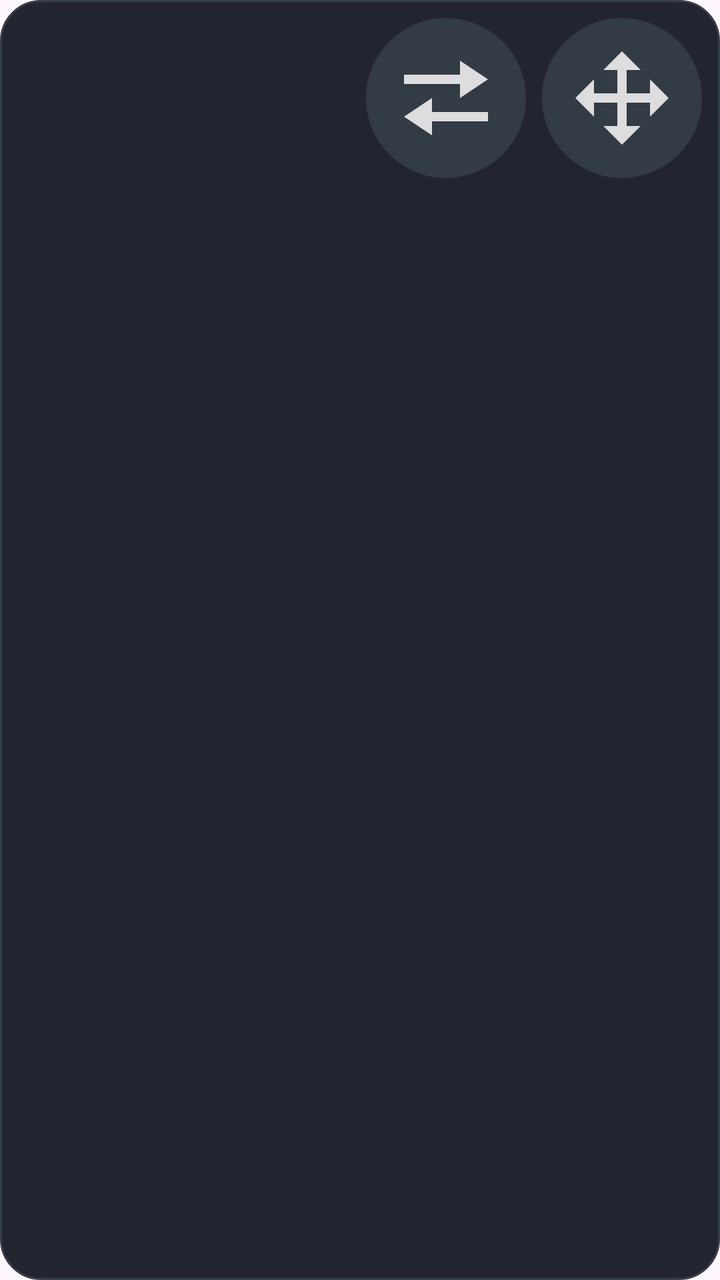
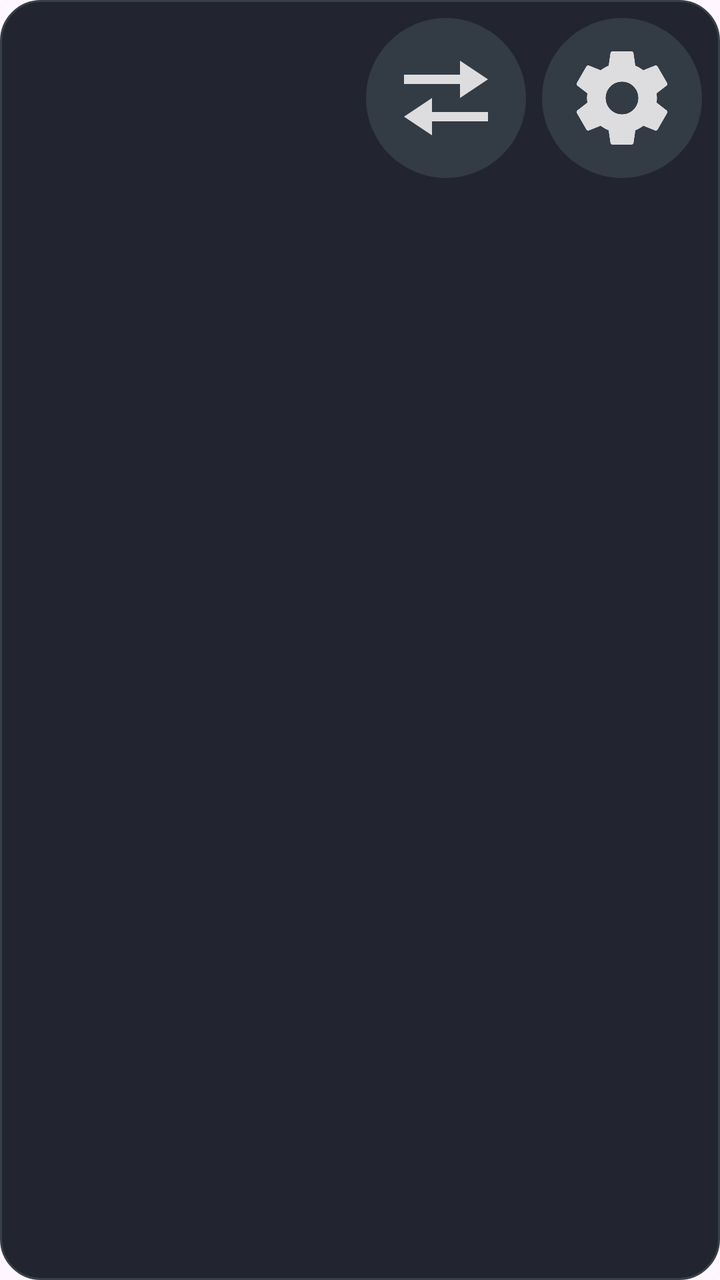

Two renders of the same Android screen: before a commit and after it. Below are the layout's source before the change and the commit's diff.
<!-- AndroidManifest.xml: application theme Theme.RestoreMode -->
<!-- res/layout/tile_embedded_app.xml -->
<?xml version="1.0" encoding="utf-8"?>
<FrameLayout xmlns:android="http://schemas.android.com/apk/res/android"
    android:id="@+id/appWidgetRoot"
    android:layout_width="match_parent"
    android:layout_height="match_parent"
    android:background="@drawable/card_dark_ripple"
    android:clickable="true"
    android:focusable="true">

    <HorizontalScrollView
        android:id="@+id/appWidgetLauncherScroll"
        android:layout_width="match_parent"
        android:layout_height="match_parent"
        android:fillViewport="true"
        android:scrollbars="none">

        <LinearLayout
            android:id="@+id/appWidgetList"
            android:layout_width="wrap_content"
            android:layout_height="match_parent"
            android:gravity="center"
            android:orientation="horizontal"
            android:paddingHorizontal="8dp" />

    </HorizontalScrollView>

    <FrameLayout
        android:id="@+id/carPlayWidgetPlaceholder"
        android:layout_width="match_parent"
        android:layout_height="match_parent"
        android:background="#000000"
        android:visibility="gone">

        <ImageButton
            android:id="@+id/carPlayWidgetLaunch"
            android:layout_width="112dp"
            android:layout_height="112dp"
            android:layout_gravity="center"
            android:background="?android:attr/selectableItemBackgroundBorderless"
            android:src="@drawable/carplay_home_logo"
            android:scaleType="fitCenter"
            android:padding="4dp"
            android:contentDescription="@string/carplay_home_open" />

        <include
            android:id="@+id/carPlayWidgetShortcut"
            layout="@layout/tile_app_shortcut"
            android:layout_width="match_parent"
            android:layout_height="match_parent"
            android:visibility="gone" />
    </FrameLayout>

    <TextView
        android:id="@+id/appWidgetBadge"
        android:layout_width="wrap_content"
        android:layout_height="wrap_content"
        android:layout_gravity="top|start"
        android:layout_margin="8dp"
        android:background="@drawable/widget_badge_bg"
        android:minWidth="24dp"
        android:gravity="center"
        android:paddingHorizontal="8dp"
        android:paddingVertical="2dp"
        android:textColor="#FFFFFF"
        android:textSize="16sp"
        android:textStyle="bold"
        android:visibility="gone" />

    <LinearLayout
        android:id="@+id/appWidgetLauncherControls"
        android:layout_width="wrap_content"
        android:layout_height="wrap_content"
        android:layout_gravity="top|end"
        android:layout_margin="8dp"
        android:orientation="horizontal"
        android:visibility="visible">

        <ImageButton
            android:id="@+id/appWidgetSwapLauncher"
            android:layout_width="80dp"
            android:layout_height="80dp"
            android:layout_marginEnd="8dp"
            android:background="@drawable/nav_back_circle_bg"
            android:src="@drawable/ic_swap"
            android:padding="12dp"
            android:scaleType="fitCenter"
            android:alpha="0.85"
            android:contentDescription="Обмен приложениями" />

        <ImageButton
            android:id="@+id/appWidgetDragHandleLauncher"
            android:layout_width="80dp"
            android:layout_height="80dp"
            android:background="@drawable/nav_back_circle_bg"
            android:src="@drawable/ic_drag_handle"
            android:padding="12dp"
            android:scaleType="fitCenter"
            android:alpha="0.85"
            android:contentDescription="Перетащить" />

    </LinearLayout>

    <LinearLayout
        android:id="@+id/appWidgetOverlayControls"
        android:layout_width="wrap_content"
        android:layout_height="wrap_content"
        android:layout_gravity="top|end"
        android:layout_margin="8dp"
        android:gravity="end"
        android:orientation="vertical"
        android:visibility="gone">

        <LinearLayout
            android:id="@+id/appWidgetControls"
            android:layout_width="wrap_content"
            android:layout_height="wrap_content"
            android:orientation="horizontal">

            <ImageButton
                android:id="@+id/appWidgetDragHandle"
                android:layout_width="80dp"
                android:layout_height="80dp"
                android:layout_marginEnd="8dp"
                android:background="@drawable/nav_back_circle_bg"
                android:src="@drawable/ic_drag_handle"
                android:padding="12dp"
                android:scaleType="fitCenter"
                android:alpha="0.95"
                android:contentDescription="Перетащить" />

            <ImageButton
                android:id="@+id/appWidgetExpand"
                android:layout_width="80dp"
                android:layout_height="80dp"
                android:layout_marginEnd="8dp"
                android:background="@drawable/nav_back_circle_bg"
                android:src="@drawable/ic_expand"
                android:padding="12dp"
                android:scaleType="fitCenter"
                android:alpha="0.95"
                android:contentDescription="Развернуть" />

            <ImageButton
                android:id="@+id/appWidgetSwap"
                android:layout_width="80dp"
                android:layout_height="80dp"
                android:layout_marginEnd="8dp"
                android:background="@drawable/nav_back_circle_bg"
                android:src="@drawable/ic_swap"
                android:padding="12dp"
                android:scaleType="fitCenter"
                android:alpha="0.95"
                android:contentDescription="Обмен приложениями" />

            <ImageButton
                android:id="@+id/appWidgetClose"
                android:layout_width="80dp"
                android:layout_height="80dp"
                android:background="@drawable/nav_back_circle_bg"
                android:src="@drawable/ic_close"
                android:padding="12dp"
                android:scaleType="fitCenter"
                android:alpha="0.95"
                android:contentDescription="Закрыть" />

        </LinearLayout>

        <LinearLayout
            android:id="@+id/appWidgetDpiControls"
            android:layout_width="wrap_content"
            android:layout_height="wrap_content"
            android:layout_gravity="end"
            android:layout_marginTop="8dp"
            android:orientation="vertical">

            <TextView
                android:id="@+id/appWidgetDpiPlus"
                android:layout_width="80dp"
                android:layout_height="80dp"
                android:alpha="0.95"
                android:background="@drawable/nav_back_circle_bg"
                android:clickable="true"
                android:contentDescription="Увеличить DPI"
                android:focusable="true"
                android:gravity="center"
                android:text="+"
                android:textColor="#FFFFFF"
                android:textSize="34sp" />

            <TextView
                android:id="@+id/appWidgetDpiMinus"
                android:layout_width="80dp"
                android:layout_height="80dp"
                android:layout_marginTop="8dp"
                android:alpha="0.95"
                android:background="@drawable/nav_back_circle_bg"
                android:clickable="true"
                android:contentDescription="Уменьшить DPI"
                android:focusable="true"
                android:gravity="center"
                android:text="−"
                android:textColor="#FFFFFF"
                android:textSize="34sp" />

        </LinearLayout>

    </LinearLayout>

</FrameLayout>
<!-- res/layout/tile_app_shortcut.xml (included above) -->
<?xml version="1.0" encoding="utf-8"?>
<LinearLayout xmlns:android="http://schemas.android.com/apk/res/android"
    android:layout_width="match_parent"
    android:layout_height="match_parent"
    android:orientation="vertical"
    android:gravity="center"
    android:background="@drawable/card_dark_ripple"
    android:clickable="true"
    android:focusable="true"
    android:padding="8dp">

    <ImageView
        android:id="@+id/tileIco"
        android:layout_width="56dp"
        android:layout_height="56dp"
        android:scaleType="fitCenter" />

    <TextView
        android:id="@+id/tileTitle"
        android:layout_width="match_parent"
        android:layout_height="wrap_content"
        android:layout_marginTop="8dp"
        android:gravity="center"
        android:maxLines="2"
        android:ellipsize="end"
        android:text=""
        android:textColor="#FFFFFF"
        android:textSize="18px" />

</LinearLayout>
<!-- resources referenced by this layout -->
<resources>
  <!-- drawable ic_close (drawable) -->
  <?xml version="1.0" encoding="utf-8"?>
  <vector xmlns:android="http://schemas.android.com/apk/res/android"
      android:width="24dp"
      android:height="24dp"
      android:viewportWidth="24"
      android:viewportHeight="24">
      <path
          android:fillColor="#FFFFFF"
          android:pathData="M19,6.41L17.59,5 12,10.59 6.41,5 5,6.41 10.59,12 5,17.59 6.41,19 12,13.41 17.59,19 19,17.59 13.41,12z" />
  </vector>
  <!-- drawable ic_drag_handle (drawable) -->
  <?xml version="1.0" encoding="utf-8"?>
  <vector xmlns:android="http://schemas.android.com/apk/res/android"
      android:width="24dp"
      android:height="24dp"
      android:viewportWidth="24"
      android:viewportHeight="24"
      android:tint="#FFFFFF">
      <path
          android:fillColor="@android:color/white"
          android:pathData="M12,2L8,6h3v5H6V8L2,12l4,4v-3h5v5H8l4,4l4-4h-3v-5h5v3l4-4l-4-4v3h-5V6h3L12,2z" />
  </vector>
  <!-- drawable ic_expand (drawable) -->
  <?xml version="1.0" encoding="utf-8"?>
  <vector xmlns:android="http://schemas.android.com/apk/res/android"
      android:width="24dp"
      android:height="24dp"
      android:viewportWidth="24"
      android:viewportHeight="24">
      <path
          android:fillColor="#FFFFFF"
          android:pathData="M7 14H5v5h5v-2H7v-3zm-2-4h2V7h3V5H5v5zm12 7h-3v2h5v-5h-2v3zM14 5v2h3v3h2V5h-5z" />
  </vector>
  <!-- drawable ic_swap (drawable) -->
  <?xml version="1.0" encoding="utf-8"?>
  <vector xmlns:android="http://schemas.android.com/apk/res/android"
      android:width="24dp"
      android:height="24dp"
      android:viewportWidth="24"
      android:viewportHeight="24">
      <path
          android:fillColor="#FFFFFF"
          android:pathData="M3,7h12v-3l6,4l-6,4v-3H3z M21,17H9v3l-6,-4l6,-4v3h12z" />
  </vector>
  <!-- drawable nav_back_circle_bg (drawable) -->
  <?xml version="1.0" encoding="utf-8"?>
  <shape xmlns:android="http://schemas.android.com/apk/res/android"
      android:shape="oval">
      <solid android:color="#373f4a" />
  </shape>
  <!-- drawable widget_badge_bg (drawable) -->
  <?xml version="1.0" encoding="utf-8"?>
  <shape xmlns:android="http://schemas.android.com/apk/res/android"
      android:shape="rectangle">
      <solid android:color="#B3000000" />
      <corners android:radius="10dp" />
  </shape>
  <string name="carplay_home_open">Открыть CarPlay</string>
  <style name="Theme.RestoreMode" parent="Base.Theme.RestoreMode" />
  <!-- drawable layout_category_bg (drawable) -->
  <?xml version="1.0" encoding="UTF-8"?>
  <shape xmlns:android="http://schemas.android.com/apk/res/android">
      <solid android:color="#22252f"/>
      <stroke android:width="1dp" android:color="#373f4a" />
      <corners android:radius="20dp"/>
      <padding android:left="1dp" android:top="1dp" android:right="1dp" android:bottom="1dp" />
  </shape>
  <style name="Base.Theme.RestoreMode" parent="Theme.Material3.DayNight.NoActionBar">
          
          
      </style>
  <!-- unchanged entries left out for length: 2 -->
</resources>

<!-- the commit's change to res/layout/tile_embedded_app.xml (unified diff, before → after) -->
@@ -88,15 +88,15 @@
             android:contentDescription="Обмен приложениями" />
 
         <ImageButton
-            android:id="@+id/appWidgetDragHandleLauncher"
+            android:id="@+id/appWidgetEditDesktopLauncher"
             android:layout_width="80dp"
             android:layout_height="80dp"
             android:background="@drawable/nav_back_circle_bg"
-            android:src="@drawable/ic_drag_handle"
+            android:src="@drawable/ic_edit_desktop"
             android:padding="12dp"
             android:scaleType="fitCenter"
             android:alpha="0.85"
-            android:contentDescription="Перетащить" />
+            android:contentDescription="Редактировать рабочий стол" />
 
     </LinearLayout>
 
@@ -117,16 +117,16 @@
             android:orientation="horizontal">
 
             <ImageButton
-                android:id="@+id/appWidgetDragHandle"
+                android:id="@+id/appWidgetEditDesktop"
                 android:layout_width="80dp"
                 android:layout_height="80dp"
                 android:layout_marginEnd="8dp"
                 android:background="@drawable/nav_back_circle_bg"
-                android:src="@drawable/ic_drag_handle"
-                android:padding="12dp"
-                android:scaleType="fitCenter"
-                android:alpha="0.95"
-                android:contentDescription="Перетащить" />
+                android:src="@drawable/ic_edit_desktop"
+                android:padding="12dp"
+                android:scaleType="fitCenter"
+                android:alpha="0.95"
+                android:contentDescription="Редактировать рабочий стол" />
 
             <ImageButton
                 android:id="@+id/appWidgetExpand"
<!-- resource entries referenced after the edit -->
@@ -11,7 +11,7 @@
           android:fillColor="#FFFFFF"
           android:pathData="M19,6.41L17.59,5 12,10.59 6.41,5 5,6.41 10.59,12 5,17.59 6.41,19 12,13.41 17.59,19 19,17.59 13.41,12z" />
   </vector>
-  <!-- drawable ic_drag_handle (drawable) -->
+  <!-- drawable ic_edit_desktop (drawable) -->
   <?xml version="1.0" encoding="utf-8"?>
   <vector xmlns:android="http://schemas.android.com/apk/res/android"
       android:width="24dp"
@@ -21,7 +21,8 @@
       android:tint="#FFFFFF">
       <path
           android:fillColor="@android:color/white"
-          android:pathData="M12,2L8,6h3v5H6V8L2,12l4,4v-3h5v5H8l4,4l4-4h-3v-5h5v3l4-4l-4-4v3h-5V6h3L12,2z" />
+          android:pathData="M19.43,12.98c0.04,-0.32 0.07,-0.65 0.07,-0.98s-0.03,-0.66 -0.08,-0.98l2.11,-1.65c0.19,-0.15 0.24,-0.42 0.12,-0.64l-2,-3.46c-0.12,-0.22 -0.39,-0.3 -0.61,-0.22l-2.49,1c-0.52,-0.4 -1.08,-0.73 -1.69,-0.98l-0.38,-2.65C14.45,2.18 14.25,2 14,2h-4c-0.25,0 -0.45,0.18 -0.49,0.42L9.13,5.07c-0.61,0.25 -1.17,0.59 -1.69,0.98l-2.49,-1c-0.23,-0.09 -0.49,0 -0.61,0.22l-2,3.46c-0.13,0.22 -0.07,0.49 0.12,0.64l2.11,1.65c-0.05,0.32 -0.08,0.66 -0.08,0.98s0.03,0.66 0.08,0.98l-2.11,1.65c-0.19,0.15 -0.25,0.42 -0.12,0.64l2,3.46c0.12,0.22 0.38,0.3 0.61,0.22l2.49,-1c0.52,0.4 1.08,0.73 1.69,0.98l0.38,2.65C9.55,21.82 9.75,22 10,22h4c0.25,0 0.45,-0.18 0.49,-0.42l0.38,-2.65c0.61,-0.25 1.17,-0.58 1.69,-0.98l2.49,1c0.23,0.09 0.49,0 0.61,-0.22l2,-3.46c0.12,-0.22 0.07,-0.49 -0.12,-0.64zM12,15.5A3.5,3.5 0,1 1,12 8.5a3.5,3.5 0,0 1,0 7z"
+          android:fillType="evenOdd" />
   </vector>
   <!-- drawable ic_expand (drawable) -->
   <?xml version="1.0" encoding="utf-8"?>
